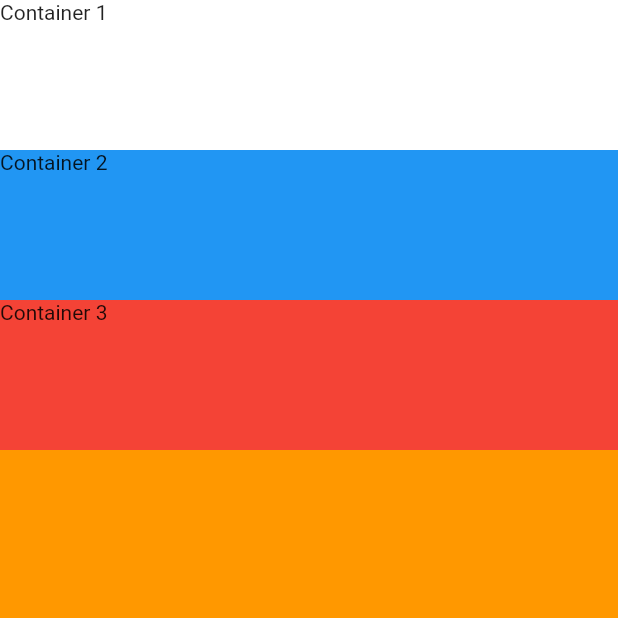
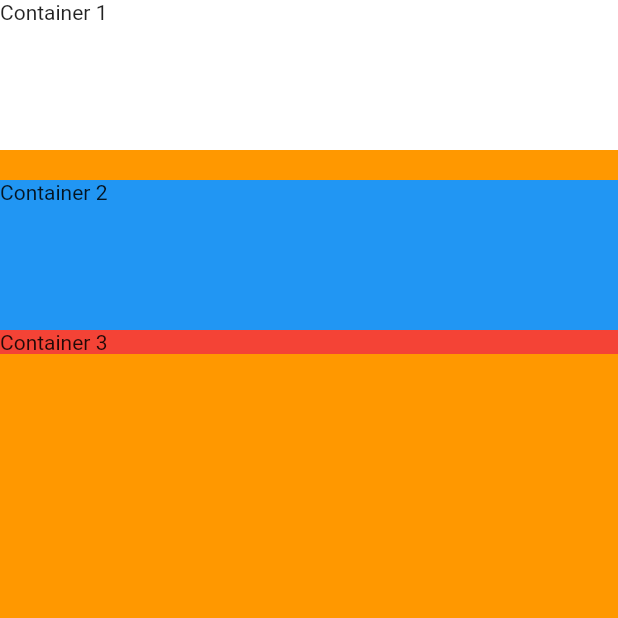
Before and after one commit to davidfffelix/My-Portfolio, a Flutter app: the screen it shows after launch, on a phone screen of 412 x 824 dp, the top half of it. Run offline on Flutter 3.47's test engine with Material 2 defaults, Android fonts, the phone set to English and light mode, and no system bars.

Commit message:
Insert space between containers

```diff
--- a/lib/main.dart
+++ b/lib/main.dart
@@ -20,21 +20,20 @@ class MeuApp extends StatelessWidget {
             children: [
               Container(
                 height: 100,
-              color: Colors.white,
-              child: Text('Container 1'),
+                color: Colors.white,
+                child: Text('Container 1'),
               ),
-
+              SizedBox(
+                height: 20,
+              ),
               Container(
-                width: 100,
                 height: 100,
                 color: Colors.blue,
                 child: Text('Container 2'),
               ),
-
               Container(
-                  height: 100,
-                  color: Colors.red,
-                  child: Text('Container 3'),
+                color: Colors.red,
+                child: Text('Container 3'),
               ),
             ],
           ),
```
